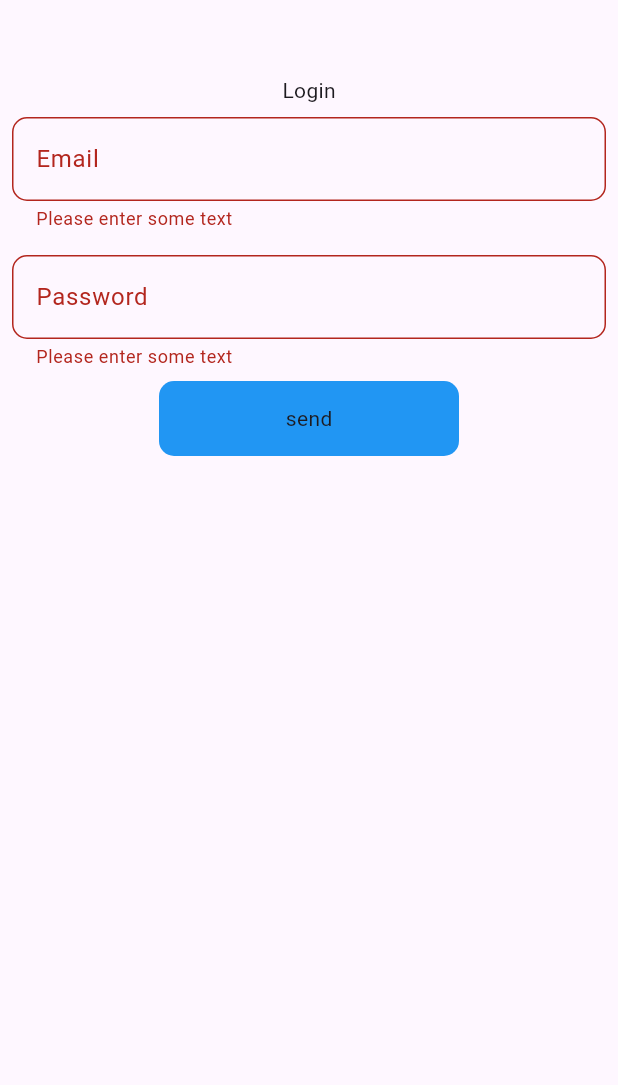
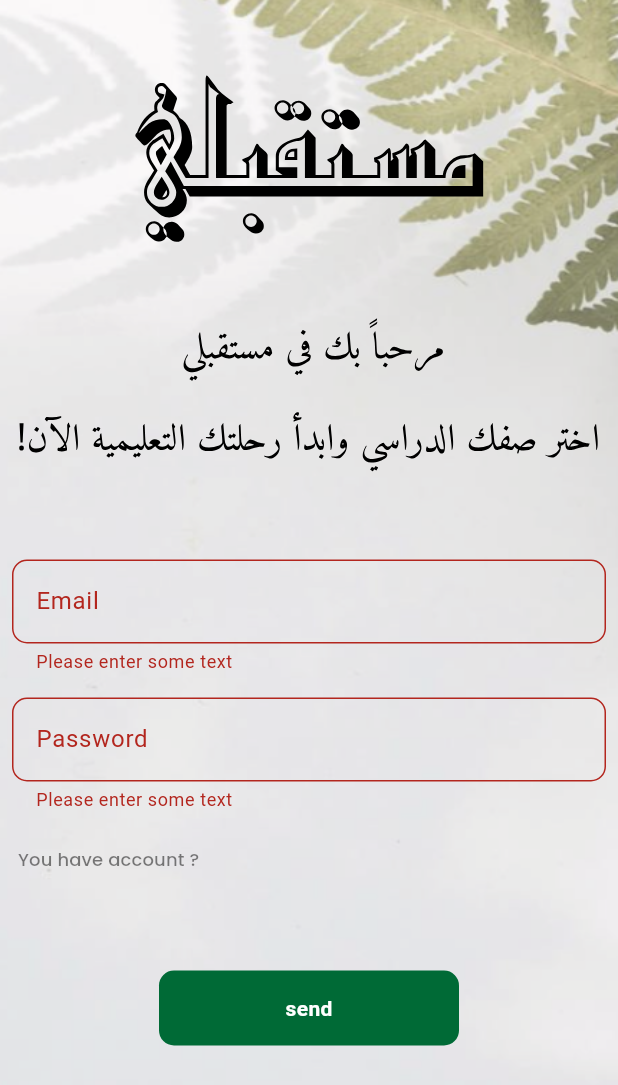
Before and after one commit to H0SAM7/E-Learning-App, a Flutter app: the LoginView screen opened by its route, after a tap on "send", on a phone screen of 412 x 824 dp. Shown: the top 1085 px of the screen. Run offline on Flutter 3.47's test engine with Material 3 defaults, Android fonts, the phone set to English and light mode, and no system bars; our stand-ins replace better_player, bloc, firebase_auth, firebase_core, flutter_bloc, flutter_svg and 5 more; accounts and stored records are empty; project files that could hold a hidden picture were left out.

Commit message:
finsh auth ui

```diff
--- a/lib/core/utils/app_images.dart
+++ b/lib/core/utils/app_images.dart
@@ -5,6 +5,10 @@ class Assets {
   /// Assets for imagesBackground
   /// assets/images/background.png
   static const String imagesBackground = "assets/images/background.png";
+
+  /// Assets for imagesLetsGo
+  /// assets/images/lets_go.svg
+  static const String imagesLetsGo = "assets/images/lets_go.svg";
 
   /// Assets for imagesLogin
   /// assets/images/login.svg
--- /dev/null
+++ b/lib/core/widgets/custom_back_ground_image.dart
@@ -0,0 +1,26 @@
+
+import 'package:e_learing/core/utils/app_images.dart';
+import 'package:flutter/material.dart';
+
+class CustomBackGroundImage extends StatelessWidget {
+  const CustomBackGroundImage({
+    super.key,
+    required this.size, required this.child,
+  });
+final Widget child;
+  final Size size;
+
+  @override
+  Widget build(BuildContext context) {
+    return Container(
+      width: size.width,
+      decoration: const BoxDecoration(
+        image: DecorationImage(
+          image: AssetImage(Assets.imagesBackground),
+          fit: BoxFit.fill,
+        ),
+      ),
+      child: child
+    );
+  }
+}
--- a/lib/features/auth/presentation/views/login_view.dart
+++ b/lib/features/auth/presentation/views/login_view.dart
@@ -1,13 +1,16 @@
 import 'dart:developer';
+import 'package:e_learing/core/utils/app_images.dart';
+import 'package:e_learing/core/utils/app_styles.dart';
 import 'package:e_learing/core/widgets/custom_alert.dart';
+import 'package:e_learing/core/widgets/custom_back_ground_image.dart';
 import 'package:e_learing/core/widgets/custom_progress_hud.dart';
-import 'package:e_learing/core/widgets/loading_dialog.dart';
 import 'package:e_learing/features/auth/manager/auth_cubit/auth_cubit.dart';
 import 'package:e_learing/features/auth/presentation/widgets/custom_send_button.dart';
 import 'package:e_learing/features/auth/presentation/widgets/custom_text_field.dart';
 import 'package:e_learing/features/home/presentation/views/home_view.dart';
 import 'package:flutter/material.dart';
 import 'package:flutter_bloc/flutter_bloc.dart';
+import 'package:flutter_svg/svg.dart';
 import 'package:rflutter_alert/rflutter_alert.dart';
 
 class LoginView extends StatefulWidget {
@@ -24,8 +27,7 @@ class _LoginViewState extends State<LoginView> {
   String? email, password;
   @override
   Widget build(BuildContext context) {
-    return
-         BlocConsumer<AuthCubit, AuthState>(
+    return BlocConsumer<AuthCubit, AuthState>(
       listener: (context, state) {
         if (state is AuthSuccess) {
           Navigator.pushReplacementNamed(context, HomeView.id);
@@ -41,7 +43,6 @@ class _LoginViewState extends State<LoginView> {
             actionTitle: 'ok',
           );
         }
-
       },
       builder: (context, state) {
         return CustomProgressHUD(
@@ -49,7 +50,11 @@ class _LoginViewState extends State<LoginView> {
           child: AbsorbPointer(
             absorbing: state is AuthLoading,
             child: Scaffold(
-              body: SingleChildScrollView(
+              body: CustomBackGroundImage(
+                size: MediaQuery.of(context).size,
+                child: CustomScrollView(
+                  slivers: [
+                    SliverToBoxAdapter(
                       child: Form(
                         key: formKey,
                         child: Column(
@@ -57,7 +62,14 @@ class _LoginViewState extends State<LoginView> {
                                const SizedBox(
                               height: 50,
                             ),
-                      const Text('Login'),
+                            SvgPicture.asset(Assets.imagesLoginLogo),
+                               const SizedBox(
+                              height: 50,
+                            ),
+                            SvgPicture.asset(Assets.imagesWelcome),
+                            const SizedBox(
+                              height: 50,
+                            ),
                             CustomTextFrom(
                               hint: 'Enter your email',
                               label: 'Email',
@@ -72,21 +84,34 @@ class _LoginViewState extends State<LoginView> {
                                 password = value;
                               },
                             ),
+                               Align(
+                              alignment: Alignment.centerLeft,
+                              child: TextButton(
+                                onPressed: () {
+                                  Navigator.pushNamed(context, LoginView.id);
+                                },
+                                child: Text(
+                                  'You have account ?',
+                                  style: AppStyles.style12,
+                                ),
+                              ),
+                            ),
+                            const SizedBox(height: 50,),
                             CustomSendButton(
                               label: 'send',
                               onTap: () async {
                                 if (formKey.currentState!.validate()) {
-                            try {
                                   await BlocProvider.of<AuthCubit>(context)
-                                  .login(email: email!, password: password!);
-                            } catch (e) {
-                              log(e.toString());
-                            }
+                                      .login(
+                                          email: email!, password: password!);
                                 }
                               },
                             ),
                           ],
                         ),
+                      ),
+                    ),
+                  ],
                 ),
               ),
             ),
--- a/lib/features/auth/presentation/widgets/custom_send_button.dart
+++ b/lib/features/auth/presentation/widgets/custom_send_button.dart
@@ -1,8 +1,11 @@
-
 import 'package:flutter/material.dart';
 
 class CustomSendButton extends StatelessWidget {
-  const CustomSendButton({super.key, this.onTap, required this.label});
+  const CustomSendButton({
+    super.key,
+    this.onTap,
+    required this.label,
+  });
   final void Function()? onTap;
   final String label;
   @override
@@ -13,10 +16,17 @@ class CustomSendButton extends StatelessWidget {
         height: 50,
         width: 200,
         decoration: BoxDecoration(
-          borderRadius: BorderRadius.circular(10),
-          color: Colors.blue,
+            borderRadius: BorderRadius.circular(10),
+            color: const Color(0xff006A36)),
+        child: Center(
+          child: Text(
+            label,
+            style: const TextStyle(
+              color: Colors.white,
+              fontWeight: FontWeight.bold,
+            ),
+          ),
         ),
-        child: Center(child: Text(label)),
       ),
     );
   }
```
Also changed, not shown: lib/features/auth/presentation/views/register_view.dart (+40 -25 lines), lib/features/splash/views/start_view.dart (+7 -13 lines), assets/images/lets_go.svg (added). Lines whose indentation alone changed are shown as unchanged.
